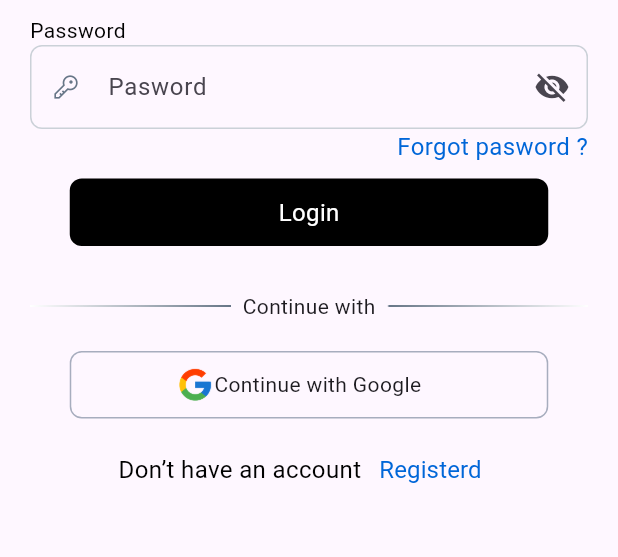
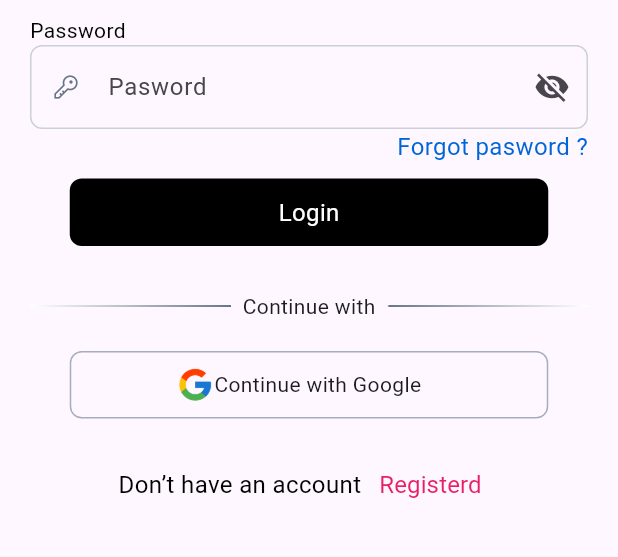
Before and after one commit to Faisal-957/firstapp, a Flutter app: the screen it shows after launch, on a phone screen of 412 x 824 dp, the part 561-1118 px from its top. Run offline on Flutter 3.47's test engine with Material 3 defaults, Android fonts, the phone set to English and light mode, and no system bars.

Commit message:
space and color changes done

```diff
--- a/lib/ui/screens/auth/login_screen.dart
+++ b/lib/ui/screens/auth/login_screen.dart
@@ -154,7 +154,7 @@ class _LoginScreenState extends State<LoginScreen> {
                   ),
                 ),
               ),
-              SizedBox(height: 10),
+              SizedBox(height: 20),
               Row(
                 mainAxisAlignment: MainAxisAlignment.center,
                 children: [
@@ -172,7 +172,7 @@ class _LoginScreenState extends State<LoginScreen> {
                     },
                     child: Text(
                       'Registerd',
-                      style: style16.copyWith(color: forColor),
+                      style: style16.copyWith(color: Colors.pink),
                     ),
                   ),
                 ],
```
